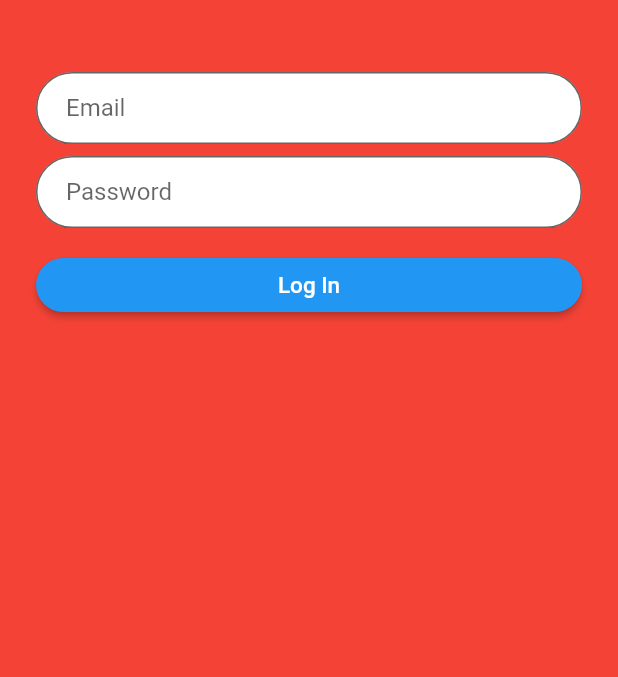
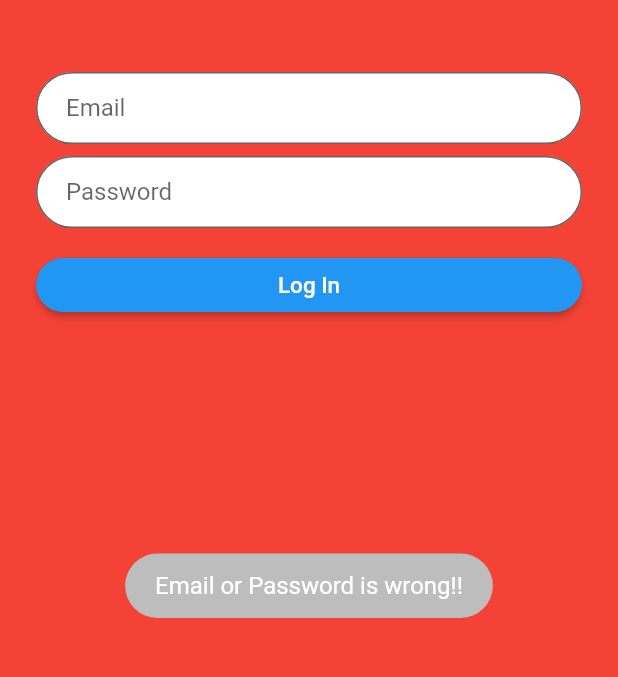
Before and after one commit to adityadarma/tugasakhir, a Flutter app: the Page screen opened directly, after a tap on the "exit to app" icon, after a tap on "Log In", on a phone screen of 412 x 824 dp, the part 522-1199 px from its top. Run offline on Flutter 3.47's test engine with Material 2 defaults, Android fonts, the phone set to English and light mode, and no system bars; our stand-ins replace cloud_firestore, firebase_auth, fluttertoast; accounts and stored records are empty; network calls fail.

Commit message:
update lagi

```diff
--- /dev/null
+++ b/lib/control.dart
@@ -0,0 +1,50 @@
+import 'package:cloud_firestore/cloud_firestore.dart';
+import 'package:flutter/material.dart';
+import 'package:iot/card_control.dart';
+
+class Control extends StatefulWidget {
+  @override
+  _ControlState createState() => _ControlState();
+}
+
+class _ControlState extends State<Control> {
+  final db = Firestore.instance;
+
+  @override
+  void initState() {
+    super.initState();
+  }
+
+  @override
+  Widget build(BuildContext context) {
+    return Center(
+      child: Container(
+        child: StreamBuilder<QuerySnapshot>(
+          stream: db.collection('control').snapshots(),
+          builder: (BuildContext context, AsyncSnapshot<QuerySnapshot> snapshot) {
+              if (snapshot.hasError)
+                return new Text('Error: ${snapshot.error}');
+              switch (snapshot.connectionState) {
+                case ConnectionState.waiting:
+                  return CircularProgressIndicator(
+                        backgroundColor: Colors.blue,
+                      );
+                default:
+                  return new ListView(
+                    children: snapshot.data.documents
+                      .map((DocumentSnapshot document) {
+                        return new CardControl(
+                          id : document.documentID,
+                          name : document['name'],
+                          value : document['value'],
+                          arus: document['arus'],
+                        );
+                    }).toList(),
+                  );
+              }
+            },
+          ),
+      ),
+    );
+  }
+}
--- a/lib/creator.dart
+++ b/lib/creator.dart
@@ -11,7 +11,7 @@ class Creator extends StatelessWidget {
                 SizedBox(height: 20.0),
 
                 // Photo Profil
-                Image(image: AssetImage('assets/creator.jpg'),),
+                Image(image: AssetImage('assets/logo.png'),),
                 SizedBox(height: 20.0),
 
                 // Judul Tugas Akhir
@@ -26,7 +26,7 @@ class Creator extends StatelessWidget {
                   textAlign: TextAlign.center,
                   style: TextStyle(fontSize: 18, fontFamily: "Serif", height: 1.0,),
                 ),
-                SizedBox(height: 10.0),
+                SizedBox(height: 30.0),
 
                 // Nama Pembuat
                 Text(
--- a/lib/home.dart
+++ b/lib/home.dart
@@ -1,6 +1,5 @@
 import 'package:cloud_firestore/cloud_firestore.dart';
 import 'package:flutter/material.dart';
-import 'package:iot/customcard.dart';
 
 class Home extends StatefulWidget {
   @override
@@ -18,33 +17,7 @@ class _HomeState extends State<Home> {
   @override
   Widget build(BuildContext context) {
     return Center(
-        child: Container(
-          child: StreamBuilder<QuerySnapshot>(
-            stream: db.collection('control').snapshots(),
-            builder: (BuildContext context, AsyncSnapshot<QuerySnapshot> snapshot) {
-                if (snapshot.hasError)
-                  return new Text('Error: ${snapshot.error}');
-                switch (snapshot.connectionState) {
-                  case ConnectionState.waiting:
-                    return CircularProgressIndicator(
-                          backgroundColor: Colors.blue,
-                        );
-                  default:
-                    return new ListView(
-                      children: snapshot.data.documents
-                        .map((DocumentSnapshot document) {
-                          return new CustomCard(
-                            id : document.documentID,
-                            name : document['name'],
-                            value : document['value'],
-                            arus: document['arus'],
-                          );
-                      }).toList(),
-                    );
-                }
-              },
-            ),
-        ),
-      );
+      child: Text("Home"),
+    );
   }
 }
--- a/lib/login.dart
+++ b/lib/login.dart
@@ -1,7 +1,7 @@
 import 'package:firebase_auth/firebase_auth.dart';
 import 'package:flutter/material.dart';
-import 'package:iot/home.dart';
-// import 'package:fluttertoast/fluttertoast.dart';
+import 'package:iot/page.dart';
+import 'package:fluttertoast/fluttertoast.dart';
 
 class Login extends StatefulWidget {
   @override
@@ -14,19 +14,17 @@ class _LoginState extends State<Login> {
   final email = TextEditingController();
   final password = TextEditingController();
   bool isLoading = false;
+  bool failed = true;
 
   Future<void> doLogin() async {
-    setState(() {
-      isLoading = true;
-    });
+    try{
+      setState(() {
+        isLoading = true;
+      });
 
-    try{
       AuthResult result = await FirebaseAuth.instance.signInWithEmailAndPassword(email: email.text, password: password.text);
       FirebaseUser user = result.user;
-
-      if(user != null){
-        Navigator.pushReplacement(context, MaterialPageRoute(builder: (context) => Home()));
-      }
+      print(user.uid);
     }catch(e){
       setState(() {
         isLoading = false;
@@ -34,19 +32,38 @@ class _LoginState extends State<Login> {
       print(e.message);
     }
 
-    // Fluttertoast.showToast(
-    //   msg: "Email or Password is wrong!!",
-    //   toastLength: Toast.LENGTH_SHORT,
-    //   gravity: ToastGravity.BOTTOM,
-    //   timeInSecForIos: 3,
-    //   backgroundColor: Colors.grey[400],
-    //   textColor: Colors.white,
-    //   fontSize: 16.0
-    // );
+    FirebaseAuth.instance
+    .currentUser()
+    .then((currentUser) => {
+      if (currentUser == null)
+        {
+          setState(() {
+            isLoading = false;
+            failed = true;
+          })
+        }
+      else
+        {
+          setState(() {
+            isLoading = false;
+            failed = false;
+          })
+        }
+    });
 
-    setState(() {
-      isLoading = false;
-    });
+    if(failed){
+      Fluttertoast.showToast(
+        msg: "Email or Password is wrong!!",
+        toastLength: Toast.LENGTH_SHORT,
+        gravity: ToastGravity.BOTTOM,
+        timeInSecForIos: 3,
+        backgroundColor: Colors.grey[400],
+        textColor: Colors.white,
+        fontSize: 16.0
+      );
+    }else{
+      Navigator.pushReplacement(context, MaterialPageRoute(builder: (context) => Page()));
+    }
   }
 
   @override
--- /dev/null
+++ b/lib/monitor.dart
@@ -0,0 +1,49 @@
+import 'package:cloud_firestore/cloud_firestore.dart';
+import 'package:flutter/material.dart';
+import 'package:iot/card_monitor.dart';
+
+class Monitor extends StatefulWidget {
+  @override
+  _MonitorState createState() => _MonitorState();
+}
+
+class _MonitorState extends State<Monitor> {
+  final db = Firestore.instance;
+
+  @override
+  void initState() {
+    super.initState();
+  }
+
+  @override
+  Widget build(BuildContext context) {
+    return Center(
+      child: Container(
+        child: StreamBuilder<QuerySnapshot>(
+          stream: db.collection('control').snapshots(),
+          builder: (BuildContext context, AsyncSnapshot<QuerySnapshot> snapshot) {
+              if (snapshot.hasError)
+                return new Text('Error: ${snapshot.error}');
+              switch (snapshot.connectionState) {
+                case ConnectionState.waiting:
+                  return CircularProgressIndicator(
+                        backgroundColor: Colors.blue,
+                      );
+                default:
+                  return new ListView(
+                    children: snapshot.data.documents
+                      .map((DocumentSnapshot document) {
+                        return new CardMonitor(
+                          id : document.documentID,
+                          name : document['name'],
+                          arus: document['arus'],
+                        );
+                    }).toList(),
+                  );
+              }
+            },
+          ),
+      ),
+    );
+  }
+}
--- a/lib/page.dart
+++ b/lib/page.dart
@@ -2,9 +2,11 @@ import 'dart:async';
 import 'package:cloud_firestore/cloud_firestore.dart';
 import 'package:firebase_auth/firebase_auth.dart';
 import 'package:flutter/material.dart';
+import 'package:iot/control.dart';
 import 'package:iot/creator.dart';
 import 'package:iot/home.dart';
 import 'package:iot/login.dart';
+import 'package:iot/monitor.dart';
 
 class Page extends StatefulWidget {
   @override
@@ -53,13 +55,9 @@ class _PageState extends State<Page> {
         },
         controller: pageController,
         children: <Widget>[
-          Center(
-            child: Text('Beranda'),
-          ),
           Home(),
-          Center(
-            child: Text('Message'),
-          ),
+          Control(),
+          Monitor(),
           Creator(),
         ],
       ),
--- a/pubspec.yaml
+++ b/pubspec.yaml
@@ -26,7 +26,7 @@ dependencies:
   firebase_core: ^0.4.0+9
   firebase_auth: ^0.14.0+9
   cloud_firestore: ^0.12.10
-  # fluttertoast: ^3.1.3
+  fluttertoast: ^3.1.3
   intl: ^0.16.0
 
 dev_dependencies:
```
Also changed, not shown: lib/card_control.dart (renamed from lib/customcard.dart, +8 -22 lines), lib/card_monitor.dart (added, +48 -0 lines), pubspec.lock.
